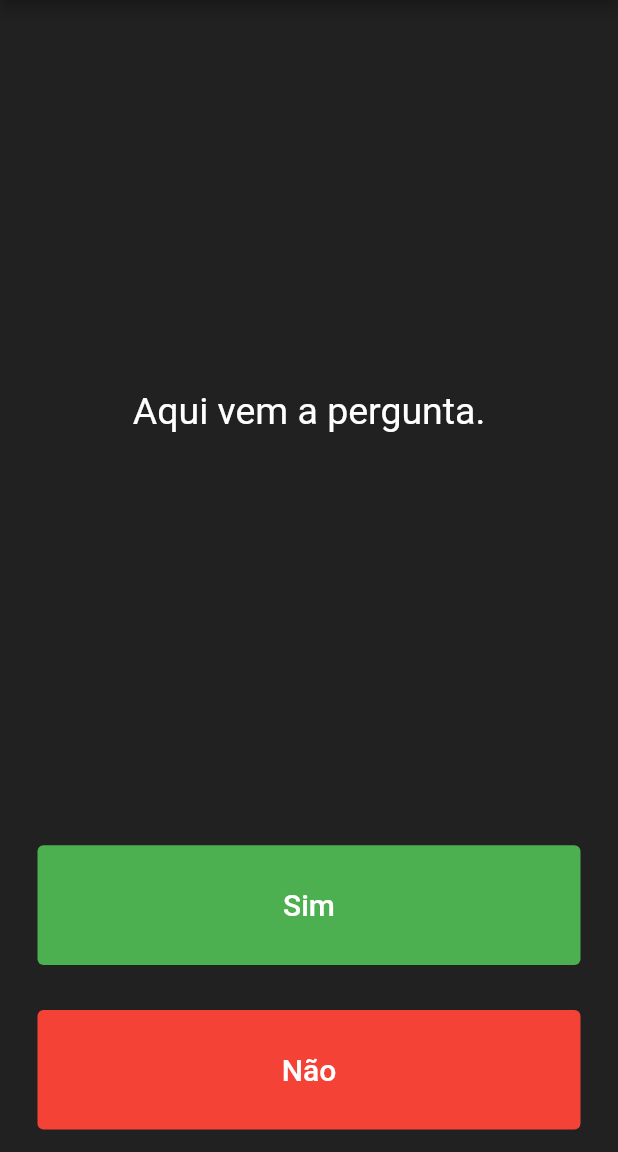
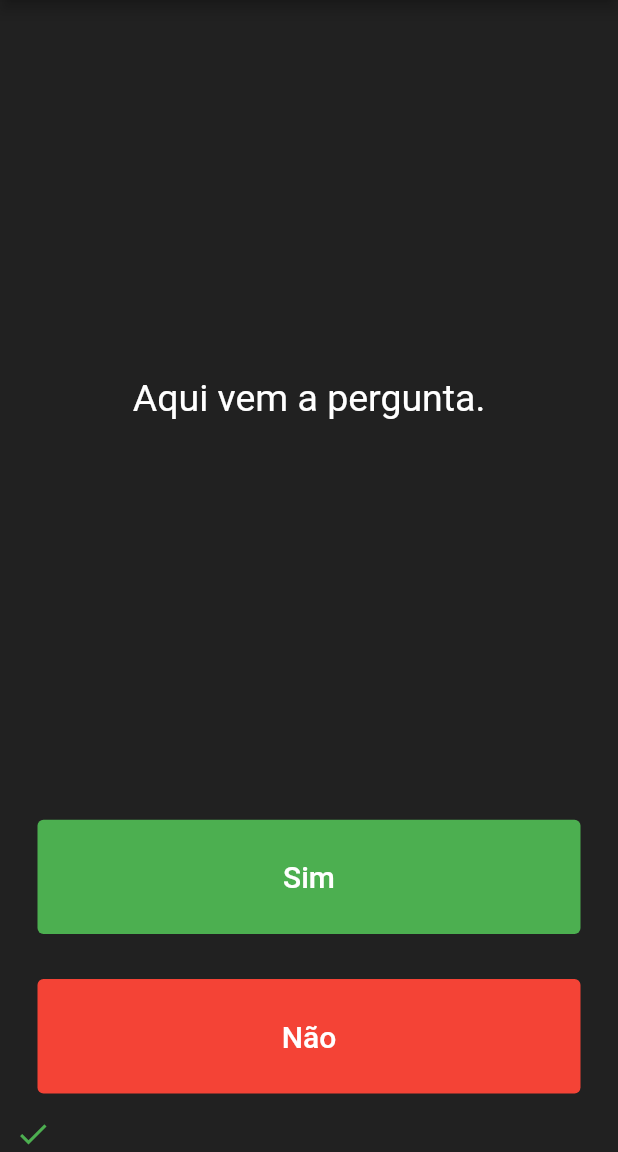
Before and after one commit to haniellourenco/Super-Quiz-App, a Flutter app: the screen it shows after launch, after a tap on "Sim", on a phone screen of 412 x 824 dp, the part 84-1236 px from its top. Run offline on Flutter 3.47's test engine with Material 2 defaults, Android fonts, the phone set to English and light mode, and no system bars.

Commit message:
update botoes funcionando

```diff
--- a/lib/main.dart
+++ b/lib/main.dart
@@ -12,6 +12,8 @@ class SuperQuiz extends StatefulWidget {
 }
 
 class _SuperQuizState extends State<SuperQuiz> {
+  List<Icon> score = [];
+
   @override
   Widget build(BuildContext context) {
     return MaterialApp(
@@ -53,7 +55,16 @@ class _SuperQuizState extends State<SuperQuiz> {
                       primary: Colors.green,
                       backgroundColor: Colors.green,
                     ),
-                    onPressed: () {},
+                    onPressed: () {
+                      setState(() {
+                        score.add(
+                          Icon(
+                            Icons.check,
+                            color: Colors.green,
+                          ),
+                        );
+                      });
+                    },
                     child: const Text(
                       "Sim",
                       style: TextStyle(
@@ -72,7 +83,16 @@ class _SuperQuizState extends State<SuperQuiz> {
                       primary: Colors.red,
                       backgroundColor: Colors.red,
                     ),
-                    onPressed: () {},
+                    onPressed: () {
+                      setState(() {
+                        score.add(
+                          Icon(
+                            Icons.close,
+                            color: Colors.red,
+                          ),
+                        );
+                      });
+                    },
                     child: const Text(
                       "Não",
                       style: TextStyle(
@@ -82,6 +102,9 @@ class _SuperQuizState extends State<SuperQuiz> {
                     ),
                   ),
                 ),
+              ),
+              Row(
+                children: score,
               )
             ],
           ),
```
